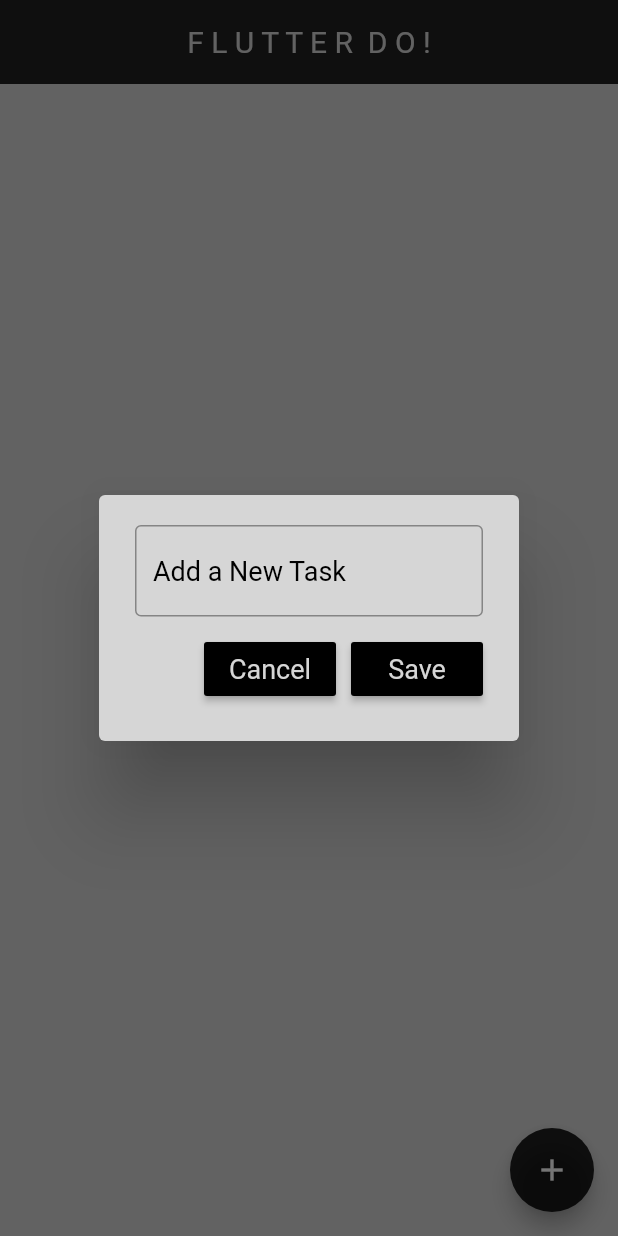
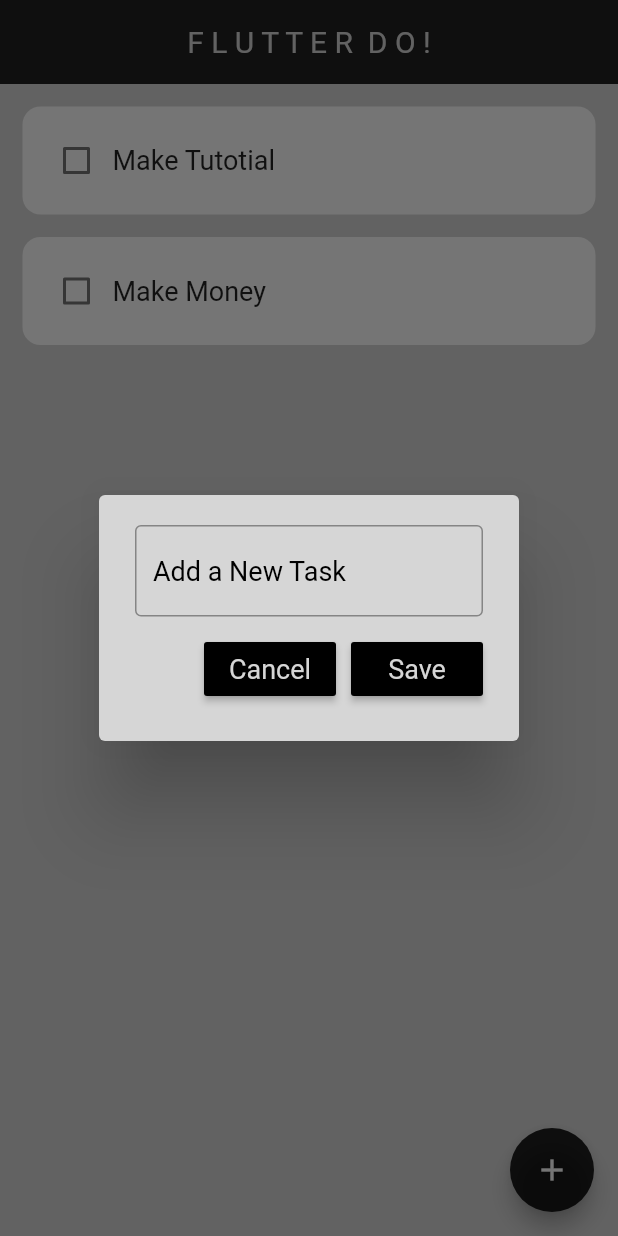
Before and after one commit to OGabrielPereira/FlutterDo, a Flutter app: the screen it shows after launch, after a tap on the "add" icon, on a phone screen of 412 x 824 dp. Run offline on Flutter 3.47's test engine with Material 2 defaults, Android fonts, the phone set to English and light mode, and no system bars; drawn by our look-alikes of flutter_slidable; our stand-ins replace hive_flutter; accounts and stored records are empty.

Commit message:
Hive configurated && app 99.9% complete

```diff
--- /dev/null
+++ b/lib/data/database.dart
@@ -0,0 +1,30 @@
+import 'package:hive_flutter/hive_flutter.dart';
+
+class ToDoDatabase {
+
+  // list of todo tasks
+  List toDoList = [];
+
+  // reference my box
+  final _flutterBox = Hive.box('FlutterBox');
+
+  // run this method if this is the 1st time ever opening it
+  void createInicialData() {
+    toDoList = [
+      ["Make Tutotial", false],
+      ["Make Money", false]
+    ];
+  }
+
+  // load the data from the hive box
+
+  void loadData() {
+    toDoList = _flutterBox.get('TODOLIST');
+  }
+
+  // update the database
+  void updateData() {
+    _flutterBox.put('TODOLIST', toDoList);
+  }
+
+}
--- a/lib/main.dart
+++ b/lib/main.dart
@@ -8,10 +8,9 @@ void main() async {
   await Hive.initFlutter();
 
   // open a box
-  var box = await Hive.openBox('mybox');
+  var box = await Hive.openBox('FlutterBox');
 
   runApp(const MyApp());
-
 
 }
 
--- a/lib/pages/home_page.dart
+++ b/lib/pages/home_page.dart
@@ -1,6 +1,8 @@
 import 'package:flutter/material.dart';
+import 'package:flutter_do/data/database.dart';
 import 'package:flutter_do/utils/dialog_box.dart';
 import 'package:flutter_do/utils/todo_tile.dart';
+import 'package:hive_flutter/hive_flutter.dart';
 
 class HomePage extends StatefulWidget {
   const HomePage({super.key});
@@ -11,33 +13,49 @@ class HomePage extends StatefulWidget {
 
 class _HomePageState extends State<HomePage> {
 
+  // reference the hive box
+  final _flutterBox = Hive.box('FlutterBox');
+  ToDoDatabase db = ToDoDatabase();
+
+  @override
+  void initState() {
+    // 1st time erver opening the app
+    if (_flutterBox.get("TODOLIST") == null) {
+      db.createInicialData();
+    } else {
+      // there already exists data
+      db.loadData();
+    }
+    super.initState();
+  }
+
+
   // text controller
   final _controller = TextEditingController();
-
-  // list of todo tasks
-  // ignore: non_constant_identifier_names
-  List ToDoList = [];
 
   // function to change the checkbox state
   void checkBoxChange(bool? value, int index) {
     setState(() {
-      ToDoList[index][1] = !ToDoList[index][1];
+      db.toDoList[index][1] = !db.toDoList[index][1];
     });
+    db.updateData();
   }
 
   // save new task
   void saveNewTask() {
     setState((){
-      ToDoList.add([ _controller.text, false]);
+      db.toDoList.add([ _controller.text, false]);
       _controller.clear();
     });
       Navigator.of(context).pop();
+      db.updateData();
   }
   // delete task
   void deleteTask(int index) {
     setState(() {
-      ToDoList.removeAt(index);
+      db.toDoList.removeAt(index);
     });
+    db.updateData();
   }
 
   // function to create a new task
@@ -81,11 +99,11 @@ class _HomePageState extends State<HomePage> {
       ),
 
       body: ListView.builder(
-        itemCount: ToDoList.length,
+        itemCount: db.toDoList.length,
         itemBuilder: (context, index) {
           return ToDoTile(
-            taskName: ToDoList[index][0],
-            taskCompleted: ToDoList[index][1],
+            taskName: db.toDoList[index][0],
+            taskCompleted: db.toDoList[index][1],
             onChanged: (value) => checkBoxChange(value, index),
             deleteFunction: (context) => deleteTask(index)
           );
```
